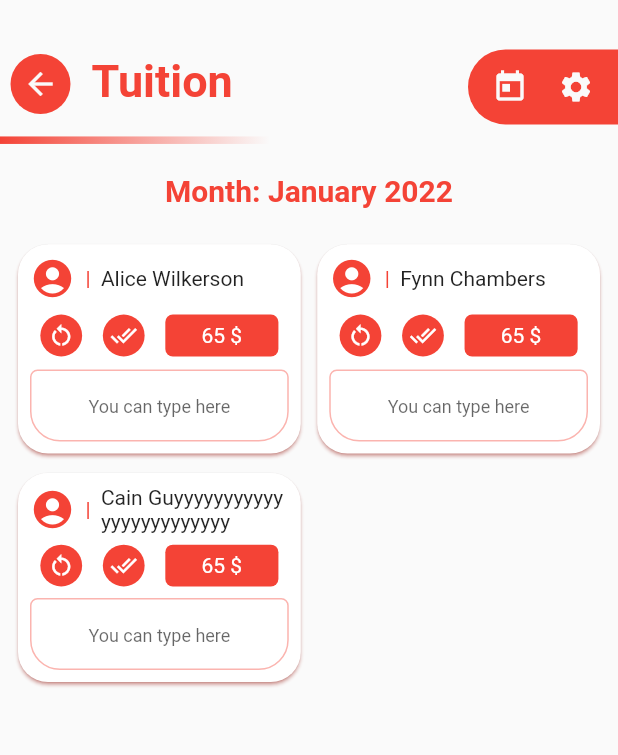
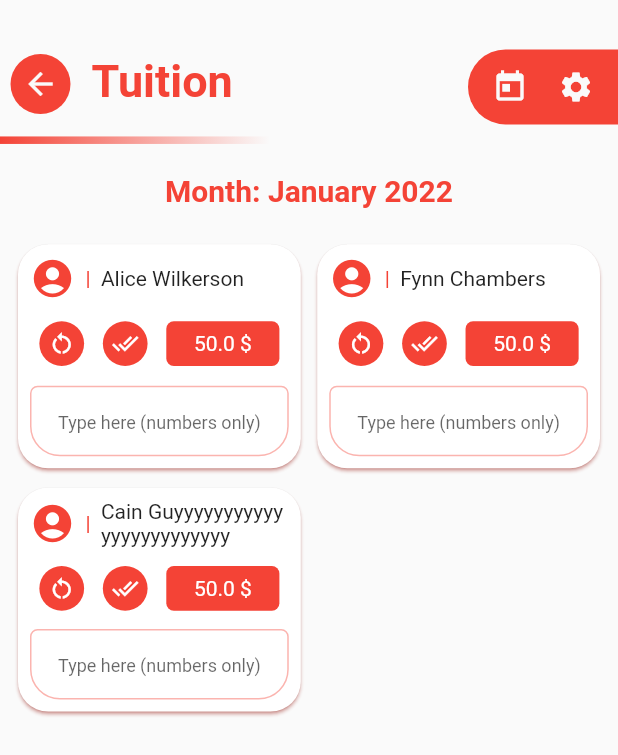
Before and after one commit to E837/hamyar, a Flutter app: the screen it shows after launch, after a tap on "Tuition", on a phone screen of 412 x 824 dp. Shown: the top 755 px of the screen. Run offline on Flutter 3.47's test engine with Material 2 defaults, Android fonts, the phone set to English and light mode, and no system bars; drawn by our look-alikes of auto_size_text; our stand-ins replace month_picker_dialog.

Commit message:
tuition functionality + minor fixes on roll-call

```diff
--- a/lib/models/student.dart
+++ b/lib/models/student.dart
@@ -93,6 +93,16 @@
     return 0;
   }
 
+  void setInitPayment(DateTime date, double requiredAmount) {
+    if (!_paymentDates.contains(date)) {
+      _addPayment(Tuition(
+        date: date,
+        paymentAmount: 0,
+        requiredAmount: requiredAmount,
+      ));
+    }
+  }
+
   // ----------------- groups -----------------
 
   // void addGroupStat(GroupRollCall groupStat) {
--- a/lib/models/students.dart
+++ b/lib/models/students.dart
@@ -1,6 +1,7 @@
 import 'package:flutter/foundation.dart';
 
 import 'package:hamyar/models/roll_call.dart';
+import 'package:hamyar/models/tuition.dart';
 import 'student.dart';
 import 'package:hamyar/temp_data.dart';
 import 'package:hamyar/models/date.dart';
@@ -9,6 +10,7 @@
   final List<Student> _students = studentsList;
   DateTime desiredDateForRollCall = Date.now();
   DateTime desiredMonthForPayment = Date.currentMonth();
+  double _requiredAmount = 50;
 
   List<Student> get students => _students;
 
@@ -42,11 +44,11 @@
       final index = student.presenceStatus.indexWhere(
           (rollCall) => rollCall.date == date && rollCall.status == true);
       if (index >= 0) {
-        print('found at least one who was present at the time');
+        // found at least one who was present at the time
         return;
       }
     }
-    print('found no one present at the time');
+    // found no one present at the time
     for (var student in students) {
       student.presenceStatus.removeWhere((element) => element.date == date);
     }
@@ -68,4 +70,53 @@
   void resetDesiredMonth() {
     desiredMonthForPayment = Date.currentMonth();
   }
+
+  double _totalPaymentsForThisMonth(DateTime date) {
+    double _result = 0;
+    for (var student in students) {
+      _result += student.paymentsStatus
+          .firstWhere((tuition) => tuition.date == date,
+              orElse: () => Tuition(
+                    date: date,
+                    paymentAmount: 0,
+                    requiredAmount: 0,
+                  ))
+          .paymentAmount;
+    }
+    return _result;
+  }
+
+  void initializeTuition(DateTime date, bool isEditing) {
+    if (!isEditing && _totalPaymentsForThisMonth(date) != 0) {
+      _requiredAmount = students.first.paymentsStatus
+          .firstWhere((tuition) => tuition.date == desiredMonthForPayment)
+          .requiredAmount;
+    }
+    // todo: required amount can be changed only once (shouldn't be like this - fix it)
+    for (var student in students) {
+      student.setInitPayment(date, _requiredAmount);
+    }
+  }
+
+  void removeIfAllNotPaid(DateTime date) {
+    for (var student in students) {
+      final index = student.paymentsStatus.indexWhere(
+          (tuition) => tuition.date == date && tuition.paymentAmount != 0);
+      if (index >= 0) {
+        // found at least one who paid at the time
+        return;
+      }
+    }
+    // found no one paid at the time
+    for (var student in students) {
+      student.paymentsStatus.removeWhere((tuition) => tuition.date == date);
+    }
+  }
+
+  set requiredAmount(double value) {
+    _requiredAmount = value;
+    notifyListeners();
+  }
+
+  double get requiredAmount => _requiredAmount;
 }
--- a/lib/roll_call/roll_call_screen.dart
+++ b/lib/roll_call/roll_call_screen.dart
@@ -56,7 +56,10 @@
                         lastDate: Date.now(),
                       ).then((pickedDate) {
                         setState(() {
-                          desiredDate = pickedDate ?? Date.now();
+                          if (pickedDate != null) {
+                            studentsData?.removeIfAllAbsent(desiredDate);
+                          }
+                          desiredDate = pickedDate ?? desiredDate;
                           studentsData?.desiredDateForRollCall = desiredDate;
                         });
                       });
--- a/lib/tuition/tuition_card.dart
+++ b/lib/tuition/tuition_card.dart
@@ -39,16 +39,23 @@
     );
   }
 
+  bool validate(String value) {
+    final parsed = double.tryParse(value);
+    if (parsed != null && parsed > studentsData!.requiredAmount) {
+      return false;
+    }
+    return true;
+  }
+
   void textListener() {
+    final paymentAmount = double.tryParse(controller.text) ?? 0;
     // writing data on the provider
-    final paymentAmount = double.tryParse(controller.text) ?? 0;
-    student?.setPayment(Tuition(
-      date: studentsData!.desiredMonthForPayment,
-      paymentAmount: paymentAmount,
-      requiredAmount: 65,
-    ));
-    for (var payment in student!.paymentsStatus) {
-      print('date: ${payment.date}, amount: ${payment.paymentAmount}');
+    if (validate(controller.text)) {
+      student?.setPayment(Tuition(
+        date: studentsData!.desiredMonthForPayment,
+        paymentAmount: paymentAmount,
+        requiredAmount: studentsData!.requiredAmount,
+      ));
     }
     // changing the card color
     if (paymentAmount > 0) {
@@ -74,7 +81,6 @@
 
   @override
   void initState() {
-    print('card init');
     controller.addListener(textListener);
     super.initState();
   }
@@ -97,8 +103,6 @@
 
   @override
   Widget build(BuildContext context) {
-    print('card build');
-    print('------------');
     return Card(
       color: cardColor,
       shape: RoundedRectangleBorder(
@@ -159,13 +163,13 @@
                     constraints.maxHeight * 0.2,
                     constraints.maxHeight * 0.2,
                     function: () {
-                      controller.text = '65';
+                      controller.text = studentsData!.requiredAmount.toString();
                     },
                   ),
                   showMultiplierButton(
                     context,
                     Text(
-                      '65 \$',
+                      '${studentsData!.requiredAmount} \$',
                       style: TextStyle(
                         color: Theme.of(context).cardColor,
                       ),
@@ -202,11 +206,18 @@
                     ),
                     gapPadding: 0,
                   ),
-                  contentPadding: const EdgeInsets.symmetric(horizontal: 8),
-                  hintText: 'You can type here',
+                  contentPadding: EdgeInsets.symmetric(
+                    horizontal: 8,
+                    vertical: validate(controller.text) ? 14 : 7,
+                  ),
+                  hintText: 'Type here (numbers only)',
                   hintStyle: const TextStyle(
                     fontSize: 12,
                   ),
+                  isCollapsed: true,
+                  errorText: validate(controller.text)
+                      ? null
+                      : 'Error! More than enough',
                 ),
                 keyboardType: TextInputType.number,
               ),
--- a/lib/tuition/tuition_grid.dart
+++ b/lib/tuition/tuition_grid.dart
@@ -15,7 +15,7 @@
         maxCrossAxisExtent: 250,
         mainAxisSpacing: 5,
         crossAxisSpacing: 3,
-        childAspectRatio: 4 / 3,
+        childAspectRatio: 5 / 4,
       ),
       itemBuilder: (context, index) => ChangeNotifierProvider.value(
         value: students[index],
```
Also changed, not shown: lib/tuition/tuition_screen.dart (+92 -1 lines).
